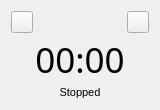
This is src/win.ui in rtkt/pomodoro as Qt 5 draws it before an edit. The edited form follows.
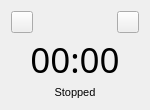
This is the edited form.

Patch:
```diff
--- a/src/win.ui
+++ b/src/win.ui
@@ -6,13 +6,13 @@
    <rect>
     <x>0</x>
     <y>0</y>
-    <width>160</width>
+    <width>150</width>
     <height>110</height>
    </rect>
   </property>
   <property name="minimumSize">
    <size>
-    <width>160</width>
+    <width>150</width>
     <height>110</height>
    </size>
   </property>
```
